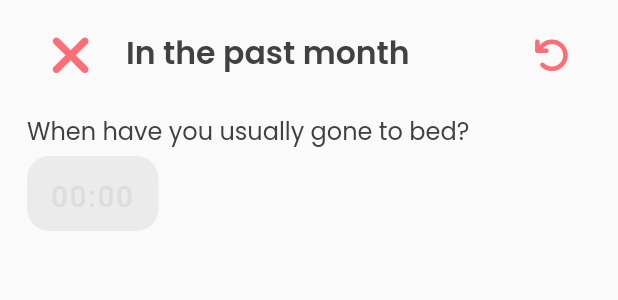
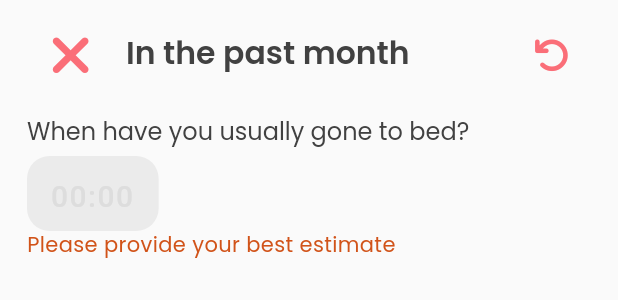
Before and after one commit to heacare/superapp_archive, a Flutter app: the NowTimeGoneBed widget shown alone on an empty page, opened directly, on a phone screen of 412 x 824 dp. Shown: the top 300 px of the screen. Run offline on Flutter 3.47's test engine with Material 2 defaults, Android fonts, the phone set to English and light mode, and no system bars; drawn by our look-alikes of flutter_markdown; our stand-ins replace awesome_notifications, country_picker, date_time_picker, device_info_plus, firebase_auth, firebase_core and 12 more; missing offline and left inert: flutter_custom_tabs, markdown; accounts and stored records are empty; network calls fail; project files that could hold a hidden picture were left out.

Commit message:
SW-149 #comment Added "Please...estimate" for both chapter 2 and daily check-in #resolved-by-me

```diff
--- a/app/lib/pages/sleep/ch02_now.dart
+++ b/app/lib/pages/sleep/ch02_now.dart
@@ -63,6 +63,7 @@ class NowTimeGoneBed extends TimePickerPage {
           "For those connected to your health app, we’ve managed to pull some data from your device from the last 30 days. You may edit the fields if you don’t think the numbers are accurate. Sometimes our devices think they know us better than ourselves ;)");
       return TimeOfDay.fromDateTime(sleep.inBed!);
     }
+    setAutofillMessage("Please provide your best estimate");
     return null;
   }
 }
@@ -97,6 +98,7 @@ How many minutes does it usually take you to fall asleep?
       setAutofillMessage("Was autofilled using data from the last 30 days");
       return sleep.sleepLatencyMinutes;
     }
+    setAutofillMessage("Please provide your best estimate");
     return null;
   }
 }
@@ -131,6 +133,7 @@ When have you usually gotten out of bed?
       setAutofillMessage("Was autofilled using data from the last 30 days");
       return TimeOfDay.fromDateTime(sleep.awake!);
     }
+    setAutofillMessage("Please provide your best estimate");
     return null;
   }
 }
@@ -166,6 +169,7 @@ On average, how many actual hours of sleep do you get at night?
       setAutofillMessage("Was autofilled using data from the last 30 days");
       return sleep.sleepMinutes;
     }
+    setAutofillMessage("Please provide your best estimate");
     return null;
   }
 }
--- a/app/lib/screens/sleep_checkin.dart
+++ b/app/lib/screens/sleep_checkin.dart
@@ -78,28 +78,32 @@ class SleepCheckinState extends State<SleepCheckin> {
           autofillMessageGoBed =
               "Data has been autofilled from your last sleep that ended on $date";
         } else {
-          autofillMessageGoBed = "No autofill data available";
+          autofillMessageGoBed =
+              "No autofill data available. Please provide your best estimate";
         }
         if (sleepAutofill.asleep != null) {
           data.timeAsleepBed = TimeOfDay.fromDateTime(sleepAutofill.asleep!);
           autofillMessageAsleepBed =
               "Data has been autofilled from your last sleep that ended on $date";
         } else {
-          autofillMessageAsleepBed = "No autofill data available";
+          autofillMessageAsleepBed =
+              "No autofill data available. Please provide your best estimate";
         }
         if (sleepAutofill.awake != null) {
           data.timeOutBed = TimeOfDay.fromDateTime(sleepAutofill.awake!);
           autofillMessage =
               "Data has been autofilled from your last sleep that ended on $date";
         } else {
-          autofillMessage = "No autofill data available";
+          autofillMessage =
+              "No autofill data available. Please provide your best estimate";
         }
         if (sleepAutofill.sleepMinutes > 0) {
           data.sleepDuration = Duration(minutes: sleepAutofill.sleepMinutes);
           autofillMessageSleepDuration =
               "Data has been autofilled from your last sleep that ended on $date";
         } else {
-          autofillMessageSleepDuration = "No autofill data available";
+          autofillMessageSleepDuration =
+              "No autofill data available. Please provide your best estimate";
         }
       });
     }();
```
